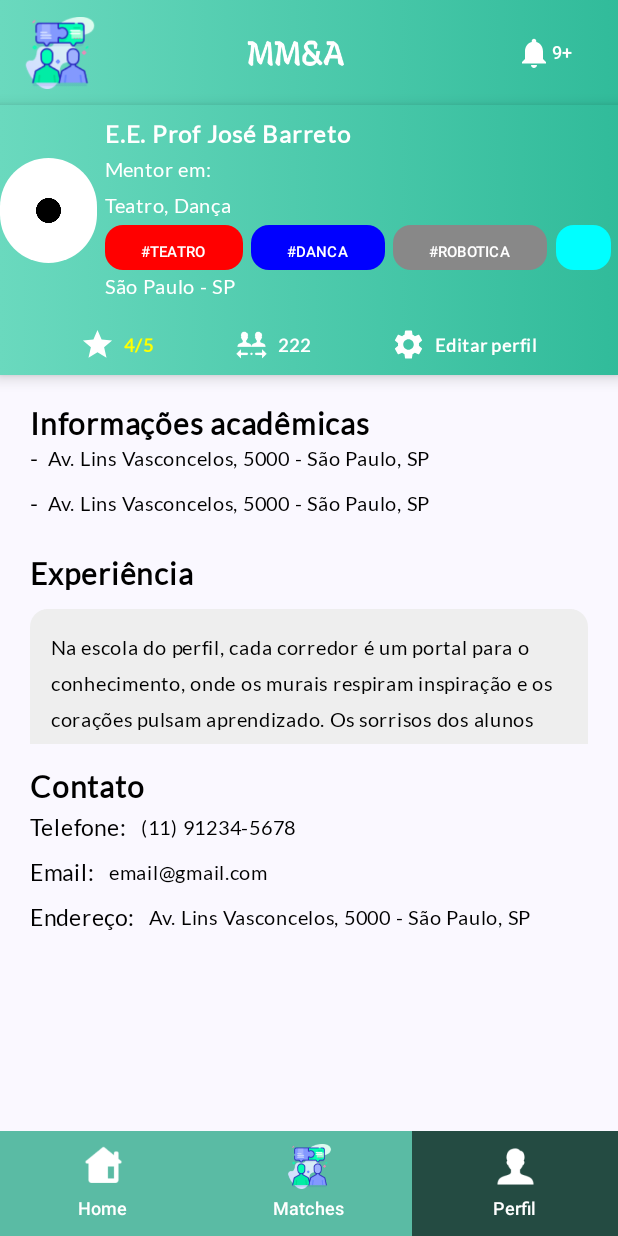
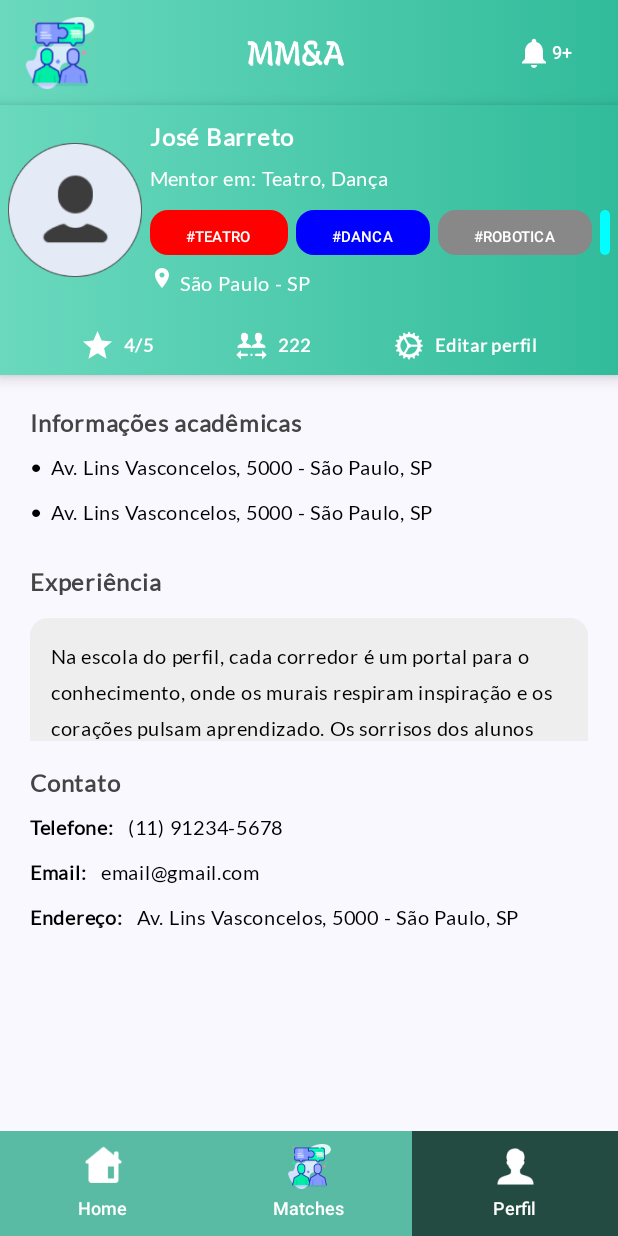
Before and after one commit to DanielaAlmeiida/Challenge-DB1, an Android app built with Jetpack Compose: the PerfilScreen screen opened through its navigation route, on a phone screen of 412 x 824 dp. Run offline under Robolectric (Android 15) with nearby library versions, the phone set to English and light mode, and no system bars; our stand-ins replace accompanist.

Commit message:
Alterações na tela de perfil.

```diff
--- a/app/src/main/java/br/com/fiap/sowa/ui/components/PerfilComponenteDado.kt
+++ b/app/src/main/java/br/com/fiap/sowa/ui/components/PerfilComponenteDado.kt
@@ -20,8 +20,8 @@ fun PerfilComponenteDado(
     Row {
         Text(
             text = text,
-            fontSize = 15.sp,
-            fontWeight = FontWeight.Medium,
+            fontSize = 13.sp,
+            fontWeight = FontWeight.SemiBold,
             color = Color.Black
         )
         Spacer(modifier = Modifier.width(6.dp))
--- a/app/src/main/java/br/com/fiap/sowa/ui/components/PerfilDados.kt
+++ b/app/src/main/java/br/com/fiap/sowa/ui/components/PerfilDados.kt
@@ -39,12 +39,13 @@ fun PerfilDados(telefone: String, email: String, endereco: String, descricao: St
         ){
             Text(
                 text = "Informações acadêmicas",
-                fontSize = 20.sp,
-                fontWeight = FontWeight.Bold,
-                color = Color.Black
+                fontSize = 16.sp,
+                fontWeight = FontWeight.SemiBold,
+                color = Color.DarkGray
             )
-            PerfilComponenteDado(text = "-", dado = endereco)
-            PerfilComponenteDado(text = "-", dado = endereco)
+            Spacer(modifier = Modifier.height(6.dp))
+            PerfilComponenteDado(text = "•", dado = endereco)
+            PerfilComponenteDado(text = "•", dado = endereco)
             Spacer(modifier = Modifier.height(16.dp))
         }
 
@@ -54,9 +55,9 @@ fun PerfilDados(telefone: String, email: String, endereco: String, descricao: St
             item {
                 Text(
                     text = "Experiência",
-                    fontSize = 20.sp,
-                    fontWeight = FontWeight.Bold,
-                    color = Color.Black,
+                    fontSize = 16.sp,
+                    fontWeight = FontWeight.SemiBold,
+                    color = Color.DarkGray,
                 )
                 Surface(
                     modifier = Modifier
@@ -87,11 +88,11 @@ fun PerfilDados(telefone: String, email: String, endereco: String, descricao: St
             Spacer(modifier = Modifier.height(16.dp))
             Text(
                 text = "Contato",
-                fontSize = 20.sp,
-                fontWeight = FontWeight.Bold,
-                color = Color.Black,
+                fontSize = 16.sp,
+                fontWeight = FontWeight.SemiBold,
+                color = Color.DarkGray,
             )
-            Spacer(modifier = Modifier.height(4.dp))
+            Spacer(modifier = Modifier.height(6.dp))
             PerfilComponenteDado(text = "Telefone: ", dado = telefone)
             PerfilComponenteDado(text = "Email: ", dado = email)
             PerfilComponenteDado(text = "Endereço: ", dado = endereco)
--- a/app/src/main/java/br/com/fiap/sowa/ui/components/PerfilHeader.kt
+++ b/app/src/main/java/br/com/fiap/sowa/ui/components/PerfilHeader.kt
@@ -1,11 +1,13 @@
 package br.com.fiap.sowa.ui.components
 
+import androidx.compose.foundation.Image
 import androidx.compose.foundation.background
 import androidx.compose.foundation.layout.Arrangement
 import androidx.compose.foundation.layout.Box
 import androidx.compose.foundation.layout.Column
 import androidx.compose.foundation.layout.Row
 import androidx.compose.foundation.layout.Spacer
+import androidx.compose.foundation.layout.fillMaxHeight
 import androidx.compose.foundation.layout.fillMaxSize
 import androidx.compose.foundation.layout.fillMaxWidth
 import androidx.compose.foundation.layout.height
@@ -40,9 +42,10 @@ fun PreviewPerfilHeader() {
         PerfilHeader("E.E. Prof José Barreto", "Teatro, Dança", "4/5", "222")
     }
 }
+
 @Composable
 fun PerfilHeader(nome: String, areas: String, avaliacao: String, numbConnections: String) {
-    Column (
+    Column(
         verticalArrangement = Arrangement.Center,
         horizontalAlignment = Alignment.CenterHorizontally,
         modifier = Modifier
@@ -56,50 +59,43 @@ fun PerfilHeader(nome: String, areas: String, avaliacao: String, numbConnections
                     endX = 900f
                 )
             )
-    ){
-        Row (
+    ) {
+        Row(
             modifier = Modifier
                 .fillMaxWidth()
                 .height(140.dp),
             horizontalArrangement = Arrangement.SpaceEvenly,
             verticalAlignment = Alignment.CenterVertically
-        ){
-            Column (
+        ) {
+            Column(
                 verticalArrangement = Arrangement.Center,
                 horizontalAlignment = Alignment.Start,
                 modifier = Modifier
                     .height(280.dp)
-            ){
-                Button(
-                    onClick = { /*TODO*/ },
-                    shape = RoundedCornerShape(50.dp),
-                    colors = ButtonDefaults.buttonColors(Color.White),
-                    modifier = Modifier
-                        .height(70.dp)
-                        .width(70.dp)
-                        .padding(0.dp, 0.dp, 5.dp, 0.dp)
             ) {
-                    Icon(
+                Image(
                     painter = painterResource(id = R.drawable.person),
                     contentDescription = "Ícone de pessoa",
-                        tint = Color.Black,
-                        modifier = Modifier.size(90.dp)
+                    modifier = Modifier
+                        .size(100.dp)
+                        .padding(5.dp)
                 )
             }
-
-            }
-            Column (
+            Column(
                 verticalArrangement = Arrangement.Center,
                 horizontalAlignment = Alignment.Start,
                 modifier = Modifier
                     .height(180.dp)
-            ){
+            ) {
                 Text(
                     text = nome,
                     fontSize = 16.sp,
-                    fontWeight = FontWeight.Bold ,
+                    fontWeight = FontWeight.Bold,
                     color = Color.White
                 )
+                Row(
+                    modifier = Modifier.padding(top = 4.dp, bottom = 8.dp)
+                ) {
                     Text(
                         text = "Mentor em: ",
                         fontSize = 13.sp,
@@ -112,32 +108,45 @@ fun PerfilHeader(nome: String, areas: String, avaliacao: String, numbConnections
                         fontWeight = FontWeight.Light,
                         color = Color.White
                     )
+                }
+                Spacer(modifier = Modifier.width(8.dp))
+
                 Row {
                     AreaInteresse(nomeAreaInteresse = "TEATRO", corAreaInteresse = Color.Red)
                     AreaInteresse(nomeAreaInteresse = "DANCA", corAreaInteresse = Color.Blue)
                     AreaInteresse(nomeAreaInteresse = "ROBOTICA", corAreaInteresse = Color.Gray)
                     AreaInteresse(nomeAreaInteresse = "CIENCIA", corAreaInteresse = Color.Cyan)
                 }
+                Row(
+                    modifier = Modifier.padding(top = 8.dp)
+                ) {
+                    Icon(
+                        painter = painterResource(id = R.drawable.baseline_location_on_24),
+                        contentDescription = null,
+                        tint = Color.White,
+                        modifier = Modifier.size(16.dp)
+                    )
+                    Spacer(modifier = Modifier.width(4.dp))
                     Text(
                         text = "São Paulo - SP",
                         fontSize = 13.sp,
                         fontWeight = FontWeight.Light,
-                    color = Color.White
+                        color = Color.White,
                     )
+                }
+
             }
         }
 
-        Row (
-            modifier = Modifier
-                .fillMaxWidth()
-                .height(50.dp),
+        Row(
+            modifier = Modifier.fillMaxSize(),
             horizontalArrangement = Arrangement.SpaceEvenly,
             verticalAlignment = Alignment.CenterVertically
-        ){
+        ) {
             PerfilHeaderDados(
                 descricao = "Ícone de avaliação",
                 iconId = R.drawable.baseline_star_24,
-                color = Color.Yellow,
+                color = Color.White,
                 texto = avaliacao
             )
             PerfilHeaderDados(
@@ -148,7 +157,7 @@ fun PerfilHeader(nome: String, areas: String, avaliacao: String, numbConnections
             )
             PerfilHeaderDados(
                 descricao = "Ícone de configurações",
-                iconId = R.drawable.baseline_settings_24,
+                iconId = R.drawable.settings,
                 color = Color.White,
                 texto = "Editar perfil"
             )
--- a/app/src/main/java/br/com/fiap/sowa/ui/components/PerfilHeaderDados.kt
+++ b/app/src/main/java/br/com/fiap/sowa/ui/components/PerfilHeaderDados.kt
@@ -1,16 +1,22 @@
 package br.com.fiap.sowa.ui.components
 
+import androidx.compose.foundation.layout.Arrangement
 import androidx.compose.foundation.layout.Row
 import androidx.compose.foundation.layout.Spacer
+import androidx.compose.foundation.layout.fillMaxSize
+import androidx.compose.foundation.layout.fillMaxWidth
+import androidx.compose.foundation.layout.height
 import androidx.compose.foundation.layout.size
 import androidx.compose.foundation.layout.width
 import androidx.compose.material3.Icon
 import androidx.compose.material3.Text
 import androidx.compose.runtime.Composable
+import androidx.compose.ui.Alignment
 import androidx.compose.ui.Modifier
 import androidx.compose.ui.graphics.Color
 import androidx.compose.ui.res.painterResource
 import androidx.compose.ui.text.font.FontWeight
+import androidx.compose.ui.text.style.TextAlign
 import androidx.compose.ui.unit.dp
 import androidx.compose.ui.unit.sp
 
@@ -21,7 +27,10 @@ fun PerfilHeaderDados(
     color: Color,
     texto: String
 ) {
-    Row {
+    Row(
+        horizontalArrangement = Arrangement.SpaceEvenly,
+        verticalAlignment = Alignment.CenterVertically
+    ) {
         Icon(
             painter = painterResource(iconId),
             contentDescription = descricao,
@@ -33,7 +42,7 @@ fun PerfilHeaderDados(
             text = texto,
             fontSize = 12.sp,
             fontWeight = FontWeight.Bold,
-            color = color
+            color = color,
         )
     }
 }
--- a/app/src/main/java/br/com/fiap/sowa/ui/screens/PerfilScreen.kt
+++ b/app/src/main/java/br/com/fiap/sowa/ui/screens/PerfilScreen.kt
@@ -23,7 +23,7 @@ fun PerfilScreen( navController: NavController ) {
         modifier = Modifier.fillMaxSize()
     ) {
         Header()
-        PerfilHeader("E.E. Prof José Barreto", "Teatro, Dança", "4/5", "222")
+        PerfilHeader("José Barreto", "Teatro, Dança", "4/5", "222")
         LazyColumn(
             modifier = Modifier.weight(1f)
         ) {
```
Also changed, not shown: app/src/main/res/drawable/settings.png (added). Lines whose indentation alone changed are shown as unchanged.
